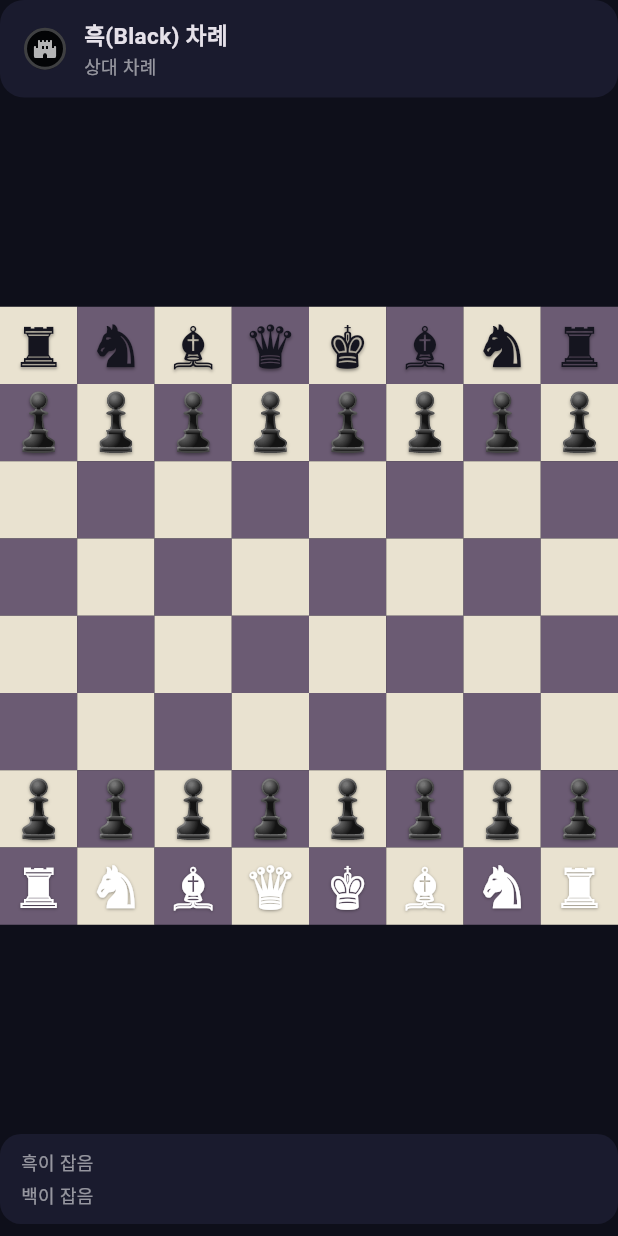
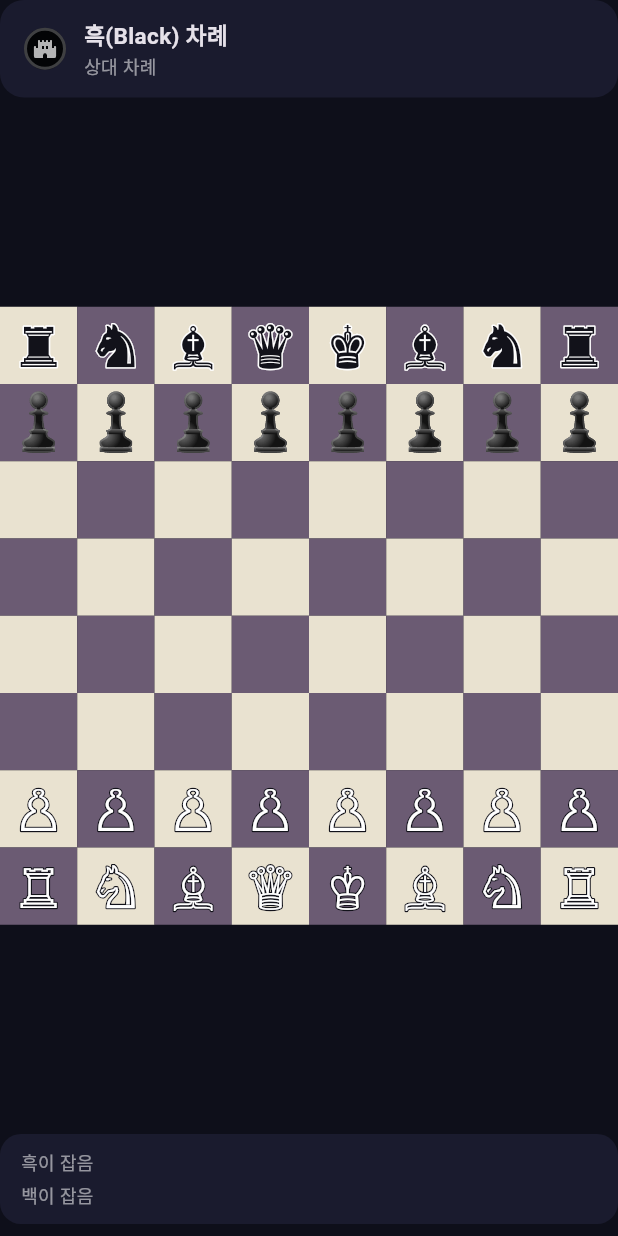
Before and after one commit to bja001219/G42, a Flutter app: the ChessBoard widget shown alone on an empty page, opened directly with empty values, on a phone screen of 412 x 824 dp. Run offline on Flutter 3.47's test engine with Material 3 defaults, Android fonts, the phone set to English and light mode, and no system bars; our stand-ins replace cloud_firestore, firebase_core, shared_preferences; accounts and stored records are empty.

Commit message:
체스 말 글리프 외곽선+채움 2겹 렌더링 (흑백 대비 개선)

```diff
--- a/lib/games/chess/chess_board.dart
+++ b/lib/games/chess/chess_board.dart
@@ -379,24 +379,7 @@ class _ChessBoardState extends State<ChessBoard> {
                 child: Stack(
                   alignment: Alignment.center,
                   children: [
-                    if (piece != '.')
-                      Text(
-                        _glyph(piece),
-                        style: TextStyle(
-                          fontSize: cellSize * 0.72,
-                          height: 1.0,
-                          color: _isWhitePiece(piece)
-                              ? Colors.white
-                              : const Color(0xFF15151F),
-                          shadows: const [
-                            Shadow(
-                              blurRadius: 2,
-                              color: Colors.black38,
-                              offset: Offset(0, 1),
-                            ),
-                          ],
-                        ),
-                      ),
+                    if (piece != '.') _pieceGlyph(piece, cellSize * 0.72),
                     if (isTarget)
                       Container(
                         width: piece == '.' ? cellSize * 0.30 : cellSize * 0.9,
@@ -462,17 +445,7 @@ class _ChessBoardState extends State<ChessBoard> {
           Expanded(
             child: Wrap(
               spacing: 1,
-              children: pieces
-                  .map(
-                    (p) => Text(
-                      _glyph(p),
-                      style: TextStyle(
-                        fontSize: 18,
-                        color: white ? Colors.white70 : const Color(0xFF15151F),
-                      ),
-                    ),
-                  )
-                  .toList(),
+              children: pieces.map((p) => _pieceGlyph(p, 18)).toList(),
             ),
           ),
         ],
@@ -563,28 +536,72 @@ class _ChessBoardState extends State<ChessBoard> {
 
   static bool _isWhitePiece(String p) => p != '.' && p == p.toUpperCase();
 
+  /// 백은 외곽선(아웃라인) 글리프, 흑은 채워진(솔리드) 글리프를 써서
+  /// 색뿐 아니라 '모양'으로도 흑백을 구분한다.
   static String _glyph(String p) {
     switch (p) {
       case 'P':
+        return '♙';
       case 'p':
-        return '♟'; // ♟ (양쪽 모두 색으로 구분)
+        return '♟';
       case 'N':
+        return '♘';
       case 'n':
-        return '♞'; // ♞
+        return '♞';
       case 'B':
+        return '♗';
       case 'b':
-        return '♝'; // ♝
+        return '♝';
       case 'R':
+        return '♖';
       case 'r':
-        return '♜'; // ♜
+        return '♜';
       case 'Q':
+        return '♕';
       case 'q':
-        return '♛'; // ♛
+        return '♛';
       case 'K':
+        return '♔';
       case 'k':
-        return '♚'; // ♚
+        return '♚';
       default:
         return '';
     }
   }
+
+  /// 말 글리프를 외곽선(stroke) + 채움(fill) 2겹으로 그려 어떤 칸 위에서도
+  /// 선명하게 보이고 흑백 대비가 확실하게 한다.
+  static Widget _pieceGlyph(String piece, double size) {
+    final glyph = _glyph(piece);
+    if (glyph.isEmpty) return const SizedBox.shrink();
+
+    final isWhite = _isWhitePiece(piece);
+    final fill = isWhite ? Colors.white : const Color(0xFF12121A);
+    final outline = isWhite ? const Color(0xFF12121A) : Colors.white;
+    final strokeWidth = (size * 0.045).clamp(1.2, 6.0);
+
+    return Stack(
+      alignment: Alignment.center,
+      children: [
+        // 외곽선 (대비색 stroke)
+        Text(
+          glyph,
+          style: TextStyle(
+            fontSize: size,
+            height: 1.0,
+            foreground: Paint()
+              ..style = PaintingStyle.stroke
+              ..strokeWidth = strokeWidth
+              ..strokeJoin = StrokeJoin.round
+              ..color = outline,
+          ),
+        ),
+        // 채움
+        Text(
+          glyph,
+          style: TextStyle(fontSize: size, height: 1.0, color: fill),
+        ),
+      ],
+    );
+  }
 }
```
